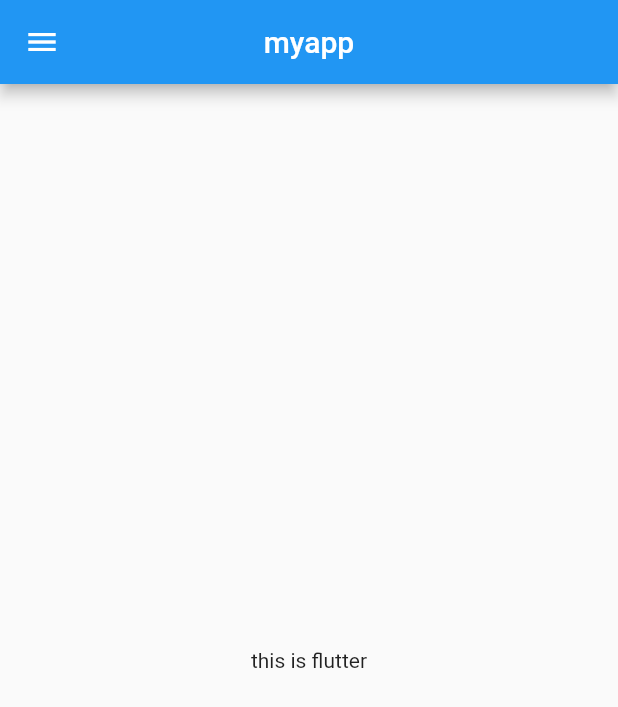
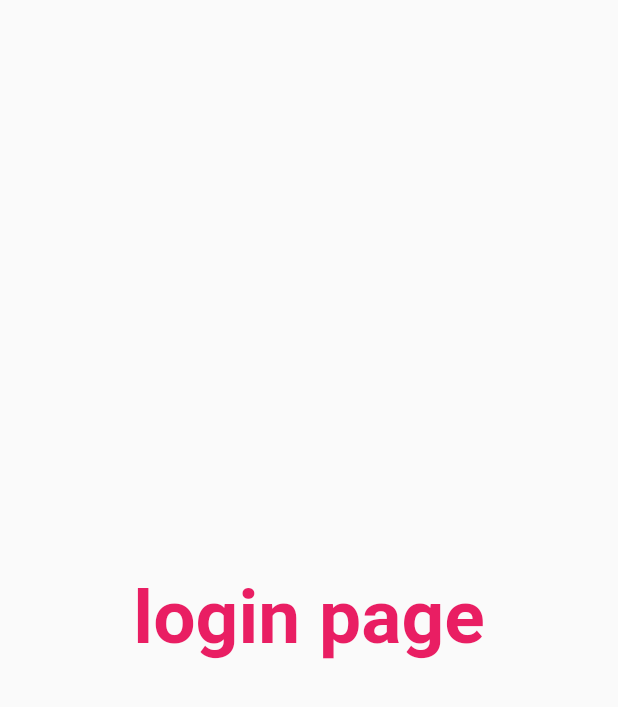
Before and after one commit to naeemraza397/fluttertutorialss, a Flutter app: the screen it shows after launch, on a phone screen of 412 x 824 dp. Shown: the top 707 px of the screen. Run offline on Flutter 3.47's test engine with Material 2 defaults, Android fonts, the phone set to English and light mode, and no system bars.

Commit message:
vudeo ok

```diff
--- a/lib/main.dart
+++ b/lib/main.dart
@@ -1,7 +1,8 @@
 import 'package:flutter/material.dart';
 import 'package:flutter_catalog/screens/Hom_page.dart';
+import 'package:flutter_catalog/screens/Login_page.dart';
 
-void main(){
+void main() {
   runApp(Myapp());
 }
 
@@ -11,7 +12,14 @@ class Myapp extends StatelessWidget {
   @override
   Widget build(BuildContext context) {
     return MaterialApp(
-      home: Homepage(),
+      // home: Homepage(),
+      theme: ThemeData(primarySwatch: Colors.pink),
+      initialRoute: "/login",
+      routes: {
+        "/": (context) => Homepage(),
+        "/login": (context) => LoginPage()
+      },
+      debugShowCheckedModeBanner: false,
     );
   }
 }
--- /dev/null
+++ b/lib/screens/Login_page.dart
@@ -0,0 +1,18 @@
+import 'package:flutter/material.dart';
+
+class LoginPage extends StatelessWidget {
+  const LoginPage({Key? key}) : super(key: key);
+
+  @override
+  Widget build(BuildContext context) {
+    return Material(
+      child: Center(
+          child: Text(
+        "login page",
+        style: TextStyle(
+            color: Colors.pink, fontSize: 25, fontWeight: FontWeight.bold),
+        textScaleFactor: 2.0,
+      )),
+    );
+  }
+}
```
